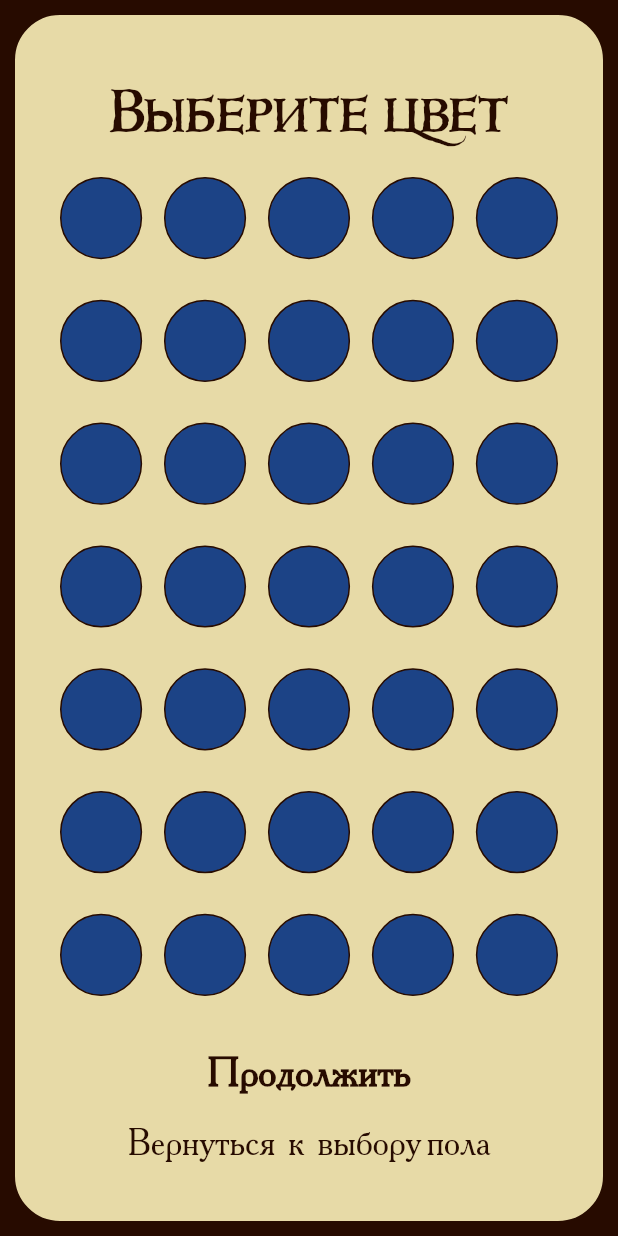
After one commit to V4nchous/munchkin_notebook, a Flutter app: the ChooseColor screen opened by its route, on a phone screen of 412 x 824 dp. The commit adds this screen. Run offline on Flutter 3.47's test engine with Material 2 defaults, Android fonts, the phone set to English and light mode, and no system bars; our stand-ins replace auto_route, pin_code_fields; generated files the repository leaves out were written again.

Commit message:
choose color page layout

```diff
--- a/lib/l10n/app_en.arb
+++ b/lib/l10n/app_en.arb
@@ -32,5 +32,8 @@
     "chooseGenderFemaleImagePath": "assets/images/choose_gender_female.png",
     "chooseGenderMaleImagePath": "assets/images/choose_gender_male.png",
     "chooseGenderAction1": "Продолжить",
-    "chooseGenderAction2": "Вернуться к вводу имени"
+    "chooseGenderAction2": "Вернуться к вводу имени",
+    "chooseColorTitle": "Выберите цвет",
+    "chooseColorAction1": "Продолжить",
+    "chooseColorAction2": "Вернуться к выбору пола"
 }
--- a/lib/navigation/router.dart
+++ b/lib/navigation/router.dart
@@ -12,6 +12,7 @@ class AppRouter extends $AppRouter {
         AutoRoute(page: JoinGame.page),
         AutoRoute(page: EnterCode.page),
         AutoRoute(page: EnterName.page),
-        AutoRoute(page: ChooseGender.page)
+        AutoRoute(page: ChooseGender.page),
+        AutoRoute(page: ChooseColor.page)
       ];
 }
--- /dev/null
+++ b/lib/pages/basic_widgets/page_units/choose_color_group.dart
@@ -0,0 +1,72 @@
+import 'package:flutter/material.dart';
+import 'dart:math' as math;
+import 'package:munchkin_notebook/core/ui/constants/app_colors.dart';
+import 'package:munchkin_notebook/pages/basic_widgets/features/screen_scale.dart';
+
+class ChooseColorGroup extends StatefulWidget {
+  const ChooseColorGroup({super.key});
+
+  @override
+  State<ChooseColorGroup> createState() => _ChooseColorGroupState();
+}
+
+class _ChooseColorGroupState extends State<ChooseColorGroup> {
+  @override
+  Widget build(BuildContext context) {
+    return Column(
+      mainAxisAlignment: MainAxisAlignment.spaceBetween,
+      children: const [
+        RowOfColorUnits(),
+        RowOfColorUnits(),
+        RowOfColorUnits(),
+        RowOfColorUnits(),
+        RowOfColorUnits(),
+        RowOfColorUnits(),
+        RowOfColorUnits(),
+      ],
+    );
+  }
+}
+
+class RowOfColorUnits extends StatelessWidget {
+  const RowOfColorUnits({
+    super.key,
+  });
+
+  @override
+  Widget build(BuildContext context) {
+    return Row(
+      mainAxisAlignment: MainAxisAlignment.spaceBetween,
+      children: const [
+        ColorUnit(),
+        ColorUnit(),
+        ColorUnit(),
+        ColorUnit(),
+        ColorUnit(),
+      ],
+    );
+  }
+}
+
+class ColorUnit extends StatelessWidget {
+  const ColorUnit({
+    super.key,
+  });
+
+  @override
+  Widget build(BuildContext context) {
+    double screenScale = getScreenScale(context);
+
+    return Container(
+        width: 40 * screenScale,
+        height: 40 * screenScale,
+        decoration: BoxDecoration(
+          color: Color((math.Random().nextDouble() * 0xFFFFFF).toInt())
+              .withOpacity(1.0),
+          border: Border.all(
+            color: AppColors.accentColor,
+          ),
+          borderRadius: BorderRadius.circular(100),
+        ));
+  }
+}
--- /dev/null
+++ b/lib/pages/choose_color.dart
@@ -0,0 +1,43 @@
+import 'package:flutter/material.dart';
+import 'package:auto_route/auto_route.dart';
+import 'package:flutter_gen/gen_l10n/app_localizations.dart';
+import 'package:munchkin_notebook/navigation/router.gr.dart';
+
+import 'package:munchkin_notebook/pages/basic_widgets/base_page.dart';
+import 'package:munchkin_notebook/pages/basic_widgets/page_units/buttons.dart';
+import 'package:munchkin_notebook/pages/basic_widgets/page_units/choose_color_group.dart';
+import 'package:munchkin_notebook/pages/basic_widgets/page_units/title.dart';
+
+@RoutePage()
+class ChooseColor extends StatelessWidget {
+  const ChooseColor({super.key});
+
+  @override
+  Widget build(BuildContext context) {
+    return Scaffold(
+      body: MyBasePage(
+        title: MyTitle(text: AppLocalizations.of(context)!.chooseColorTitle),
+        body: const Expanded(
+          child: Padding(
+            padding: EdgeInsets.symmetric(horizontal: 30),
+            child: ChooseColorGroup(),
+          ),
+        ),
+        actions: Column(
+          children: [
+            const SizedBox(height: 40),
+            MyPrimaryButton(
+                text: AppLocalizations.of(context)!.chooseColorAction1),
+            const SizedBox(height: 20),
+            MySecondaryButton(
+              text: AppLocalizations.of(context)!.chooseColorAction2,
+              action: () {
+                AutoRouter.of(context).navigate(ChooseGender());
+              },
+            )
+          ],
+        ),
+      ),
+    );
+  }
+}
--- a/lib/pages/choose_gender.dart
+++ b/lib/pages/choose_gender.dart
@@ -1,5 +1,5 @@
+import 'package:flutter/material.dart';
 import 'package:auto_route/auto_route.dart';
-import 'package:flutter/material.dart';
 import 'package:flutter_gen/gen_l10n/app_localizations.dart';
 import 'package:munchkin_notebook/navigation/router.gr.dart';
 
@@ -35,7 +35,11 @@ class ChooseGender extends StatelessWidget {
         ),
         actions: Column(children: [
           MyPrimaryButton(
-              text: AppLocalizations.of(context)!.chooseGenderAction1),
+            text: AppLocalizations.of(context)!.chooseGenderAction1,
+            action: () {
+              AutoRouter.of(context).navigate(const ChooseColor());
+            },
+          ),
           const SizedBox(height: 20),
           MySecondaryButton(
             text: AppLocalizations.of(context)!.chooseGenderAction2,
--- a/lib/pages/enter_name.dart
+++ b/lib/pages/enter_name.dart
@@ -6,7 +6,6 @@ import 'package:munchkin_notebook/navigation/router.gr.dart';
 
 import 'package:munchkin_notebook/pages/basic_widgets/base_page.dart';
 import 'package:munchkin_notebook/pages/basic_widgets/page_units/buttons.dart';
-import 'package:munchkin_notebook/pages/basic_widgets/page_units/choose_gender_group.dart';
 import 'package:munchkin_notebook/pages/basic_widgets/page_units/enter_name.dart';
 import 'package:munchkin_notebook/pages/basic_widgets/page_units/image.dart';
 import 'package:munchkin_notebook/pages/basic_widgets/page_units/title.dart';
@@ -34,7 +33,7 @@ class EnterName extends StatelessWidget {
             MyPrimaryButton(
               text: AppLocalizations.of(context)!.enterNameAction1,
               action: () {
-                AutoRouter.of(context).navigate(const ChooseGender());
+                AutoRouter.of(context).navigate(ChooseGender());
               },
             ),
             const SizedBox(height: 20),
```
Also changed, not shown: lib/navigation/router.gr.dart.
